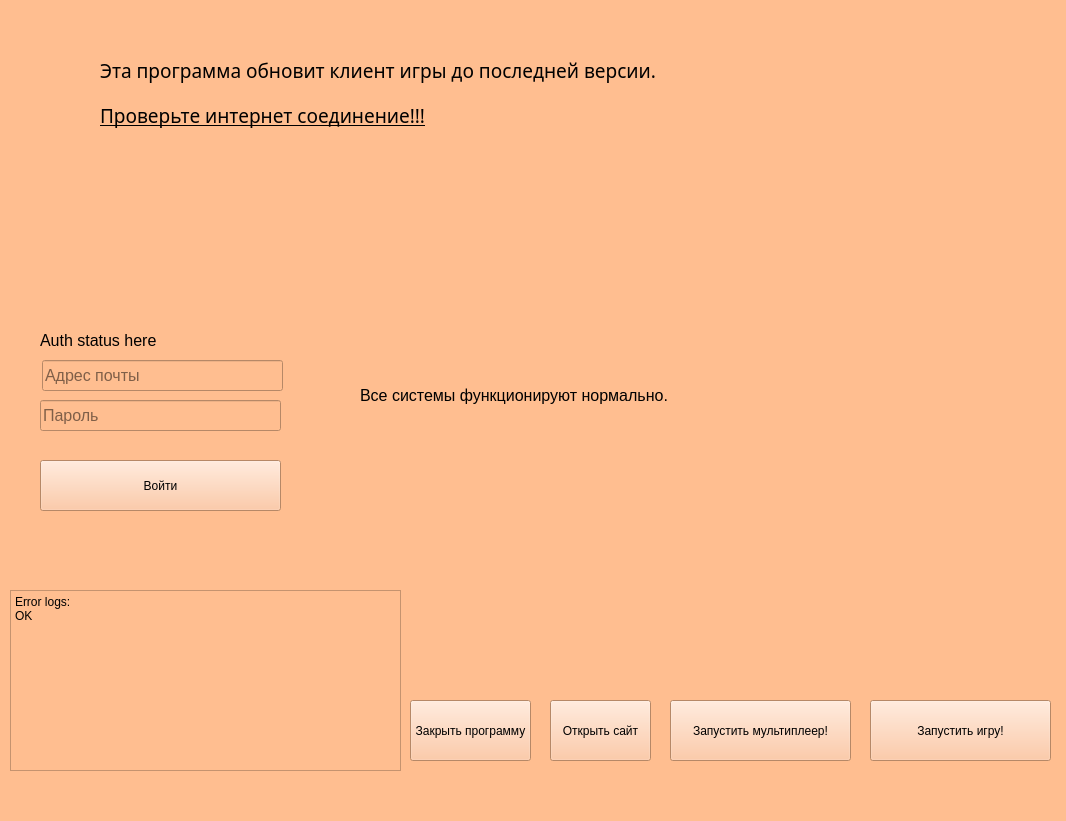
Above: launcher/ui.ui from dfbakin/COVIDcover before the change. Below: the same form after it.
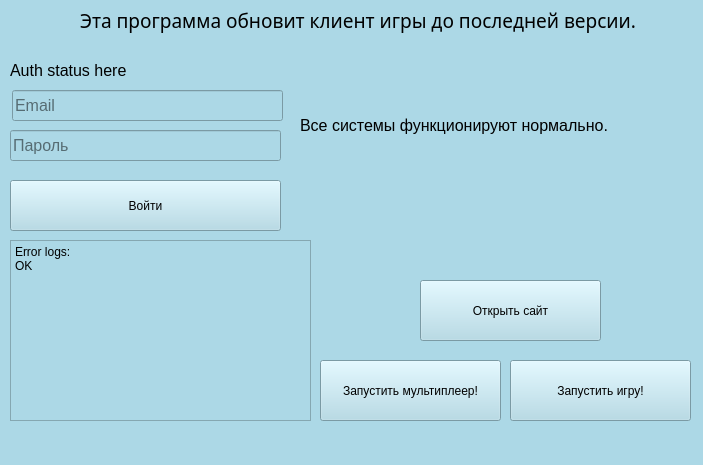
That is the form after the change.

Patch:
```diff
--- a/launcher/ui.ui
+++ b/launcher/ui.ui
@@ -6,26 +6,37 @@
    <rect>
     <x>0</x>
     <y>0</y>
-    <width>1066</width>
-    <height>821</height>
+    <width>703</width>
+    <height>465</height>
    </rect>
   </property>
   <property name="windowTitle">
    <string>Launcher</string>
   </property>
   <property name="styleSheet">
-   <string notr="true">background-color: rgb(255, 190, 144);</string>
+   <string notr="true">background-color: rgb(172, 216, 230);</string>
   </property>
   <widget class="QWidget" name="centralwidget">
    <widget class="QPushButton" name="pushButton_2">
     <property name="geometry">
      <rect>
-      <x>550</x>
-      <y>700</y>
-      <width>101</width>
+      <x>420</x>
+      <y>280</y>
+      <width>181</width>
       <height>61</height>
      </rect>
     </property>
+    <property name="styleSheet">
+     <string notr="true">:!hover{
+background-color: rgb(172, 216, 230);
+}
+
+:hover{
+	border: 4px solid black; 
+    background: rgb(105, 185, 211); 
+    padding: 10px;
+}</string>
+    </property>
     <property name="text">
      <string>Открыть сайт</string>
     </property>
@@ -33,34 +44,32 @@
    <widget class="QPushButton" name="pushButton_3">
     <property name="geometry">
      <rect>
-      <x>870</x>
-      <y>700</y>
+      <x>510</x>
+      <y>360</y>
       <width>181</width>
       <height>61</height>
      </rect>
     </property>
+    <property name="styleSheet">
+     <string notr="true">backgr:!hover{
+background-color: rgb(172, 216, 230);
+}
+
+:hover{
+	border: 4px solid black; 
+    background: rgb(105, 185, 211); 
+    padding: 10px;
+}ound-color: rgb(172, 216, 230);</string>
+    </property>
     <property name="text">
      <string>Запустить игру!</string>
     </property>
    </widget>
-   <widget class="QPushButton" name="pushButton_4">
-    <property name="geometry">
-     <rect>
-      <x>410</x>
-      <y>700</y>
-      <width>121</width>
-      <height>61</height>
-     </rect>
-    </property>
-    <property name="text">
-     <string>Закрыть программу</string>
-    </property>
-   </widget>
    <widget class="QLabel" name="label">
     <property name="geometry">
      <rect>
-      <x>100</x>
-      <y>50</y>
+      <x>80</x>
+      <y>0</y>
       <width>721</width>
       <height>41</height>
      </rect>
@@ -76,32 +85,12 @@
      <string>Эта программа обновит клиент игры до последней версии.</string>
     </property>
    </widget>
-   <widget class="QLabel" name="label_2">
-    <property name="geometry">
-     <rect>
-      <x>100</x>
-      <y>100</y>
-      <width>721</width>
-      <height>31</height>
-     </rect>
-    </property>
-    <property name="font">
-     <font>
-      <family>Viner Hand ITC</family>
-      <pointsize>14</pointsize>
-      <underline>true</underline>
-     </font>
-    </property>
-    <property name="text">
-     <string>Проверьте интернет соединение!!!</string>
-    </property>
-   </widget>
    <widget class="QPlainTextEdit" name="plainTextEdit">
     <property name="geometry">
      <rect>
       <x>10</x>
-      <y>590</y>
-      <width>391</width>
+      <y>240</y>
+      <width>301</width>
       <height>181</height>
      </rect>
     </property>
@@ -113,12 +102,23 @@
    <widget class="QPushButton" name="pushButton_5">
     <property name="geometry">
      <rect>
-      <x>670</x>
-      <y>700</y>
+      <x>320</x>
+      <y>360</y>
       <width>181</width>
       <height>61</height>
      </rect>
     </property>
+    <property name="styleSheet">
+     <string notr="true">:!hover{
+background-color: rgb(172, 216, 230);
+}
+
+:hover{
+	border: 4px solid black; 
+    background: rgb(105, 185, 211); 
+    padding: 10px;
+}</string>
+    </property>
     <property name="text">
      <string>Запустить мультиплеер!</string>
     </property>
@@ -126,9 +126,9 @@
    <widget class="QLineEdit" name="lineEdit">
     <property name="geometry">
      <rect>
-      <x>42</x>
-      <y>360</y>
-      <width>241</width>
+      <x>12</x>
+      <y>90</y>
+      <width>271</width>
       <height>31</height>
      </rect>
     </property>
@@ -137,16 +137,19 @@
       <pointsize>12</pointsize>
      </font>
     </property>
+    <property name="text">
+     <string/>
+    </property>
     <property name="placeholderText">
-     <string>Адрес почты</string>
+     <string>Email</string>
     </property>
    </widget>
    <widget class="QLineEdit" name="lineEdit_2">
     <property name="geometry">
      <rect>
-      <x>40</x>
-      <y>400</y>
-      <width>241</width>
+      <x>10</x>
+      <y>130</y>
+      <width>271</width>
       <height>31</height>
      </rect>
     </property>
@@ -162,12 +165,23 @@
    <widget class="QPushButton" name="pushButton">
     <property name="geometry">
      <rect>
-      <x>40</x>
-      <y>460</y>
-      <width>241</width>
+      <x>10</x>
+      <y>180</y>
+      <width>271</width>
       <height>51</height>
      </rect>
     </property>
+    <property name="styleSheet">
+     <string notr="true">:!hover{
+background-color: rgb(172, 216, 230);
+}
+
+:hover{
+	border: 4px solid black; 
+    background: rgb(105, 185, 211); 
+    padding: 10px;
+}</string>
+    </property>
     <property name="text">
      <string>Войти</string>
     </property>
@@ -175,9 +189,9 @@
    <widget class="QLabel" name="label_3">
     <property name="geometry">
      <rect>
-      <x>40</x>
-      <y>330</y>
-      <width>251</width>
+      <x>10</x>
+      <y>60</y>
+      <width>281</width>
       <height>21</height>
      </rect>
     </property>
@@ -193,9 +207,9 @@
    <widget class="QLabel" name="label_4">
     <property name="geometry">
      <rect>
-      <x>360</x>
-      <y>340</y>
-      <width>671</width>
+      <x>300</x>
+      <y>70</y>
+      <width>391</width>
       <height>111</height>
      </rect>
     </property>
@@ -204,6 +218,9 @@
       <pointsize>12</pointsize>
      </font>
     </property>
+    <property name="styleSheet">
+     <string notr="true">background-color: rgb(172, 216, 230);</string>
+    </property>
     <property name="text">
      <string>Все системы функционируют нормально.</string>
     </property>
```
Left out of the diff: 2 changed lines with no effect on the pictures.
